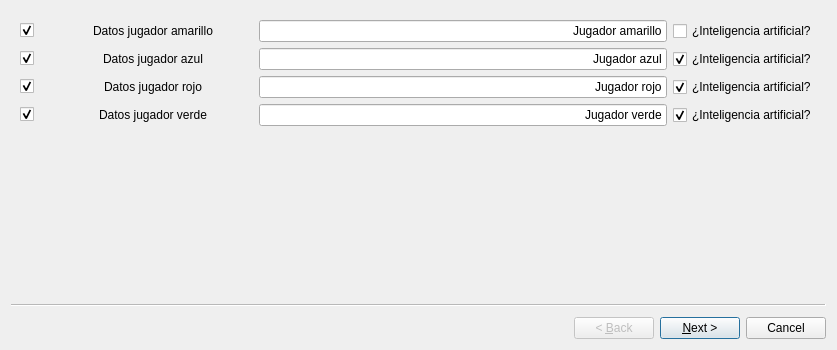
turulomio/glparchis, file ui/frmInitGame.ui: the form before one commit.
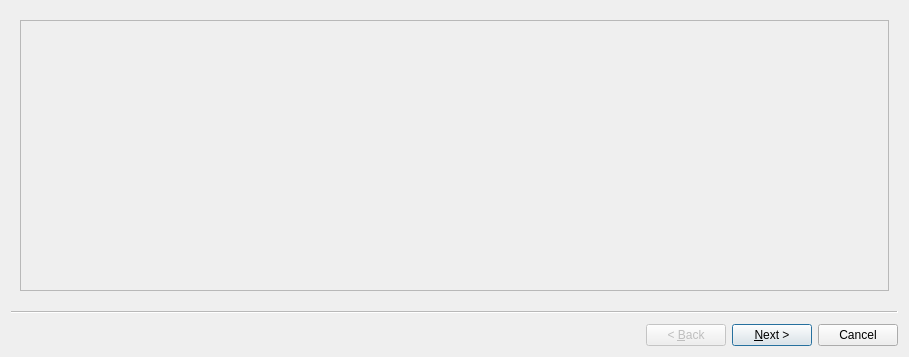
The form after the commit. Icons and pictures are not drawn.

Commit message: Se ha añadido un frmInitGame dinámico

```diff
--- a/ui/frmInitGame.ui
+++ b/ui/frmInitGame.ui
@@ -6,8 +6,8 @@
    <rect>
     <x>0</x>
     <y>0</y>
-    <width>837</width>
-    <height>350</height>
+    <width>909</width>
+    <height>357</height>
    </rect>
   </property>
   <property name="windowTitle">
@@ -29,285 +29,26 @@
   <widget class="QWizardPage" name="wizardPage1">
    <layout class="QHBoxLayout" name="horizontalLayout_11">
     <item>
-     <layout class="QVBoxLayout" name="verticalLayout">
-      <item>
-       <layout class="QHBoxLayout" name="horizontalLayout_5">
+     <widget class="QScrollArea" name="scrollArea">
+      <property name="widgetResizable">
+       <bool>true</bool>
+      </property>
+      <widget class="QWidget" name="scrollAreaWidgetContents">
+       <property name="geometry">
+        <rect>
+         <x>0</x>
+         <y>0</y>
+         <width>887</width>
+         <height>292</height>
+        </rect>
+       </property>
+       <layout class="QVBoxLayout" name="verticalLayout_7">
         <item>
-         <widget class="QCheckBox" name="chkYellowPlays">
-          <property name="text">
-           <string/>
-          </property>
-          <property name="checked">
-           <bool>true</bool>
-          </property>
-         </widget>
+         <layout class="QVBoxLayout" name="scrollPlayer"/>
         </item>
-        <item>
-         <layout class="QHBoxLayout" name="layoutYellow">
-          <item>
-           <widget class="QLabel" name="label">
-            <property name="text">
-             <string/>
-            </property>
-            <property name="pixmap">
-             <pixmap resource="../images/glparchis.qrc">:/glparchis/fichaamarilla.png</pixmap>
-            </property>
-           </widget>
-          </item>
-          <item>
-           <widget class="QLabel" name="label_2">
-            <property name="minimumSize">
-             <size>
-              <width>200</width>
-              <height>0</height>
-             </size>
-            </property>
-            <property name="maximumSize">
-             <size>
-              <width>200</width>
-              <height>16777215</height>
-             </size>
-            </property>
-            <property name="text">
-             <string>Datos jugador amarillo</string>
-            </property>
-            <property name="alignment">
-             <set>Qt::AlignCenter</set>
-            </property>
-           </widget>
-          </item>
-          <item>
-           <widget class="QLineEdit" name="txtYellow">
-            <property name="text">
-             <string>Jugador amarillo</string>
-            </property>
-            <property name="alignment">
-             <set>Qt::AlignRight|Qt::AlignTrailing|Qt::AlignVCenter</set>
-            </property>
-           </widget>
-          </item>
-          <item>
-           <widget class="QCheckBox" name="chkYellow">
-            <property name="text">
-             <string>¿Inteligencia artificial?</string>
-            </property>
-           </widget>
-          </item>
-         </layout>
-        </item>
        </layout>
-      </item>
-      <item>
-       <layout class="QHBoxLayout" name="horizontalLayout_8">
-        <item>
-         <widget class="QCheckBox" name="chkBluePlays">
-          <property name="text">
-           <string/>
-          </property>
-          <property name="checked">
-           <bool>true</bool>
-          </property>
-         </widget>
-        </item>
-        <item>
-         <layout class="QHBoxLayout" name="layoutBlue">
-          <item>
-           <widget class="QLabel" name="label_6">
-            <property name="text">
-             <string/>
-            </property>
-            <property name="pixmap">
-             <pixmap resource="../images/glparchis.qrc">:/glparchis/fichaazul.png</pixmap>
-            </property>
-           </widget>
-          </item>
-          <item>
-           <widget class="QLabel" name="label_3">
-            <property name="minimumSize">
-             <size>
-              <width>200</width>
-              <height>0</height>
-             </size>
-            </property>
-            <property name="maximumSize">
-             <size>
-              <width>200</width>
-              <height>16777215</height>
-             </size>
-            </property>
-            <property name="text">
-             <string>Datos jugador azul</string>
-            </property>
-            <property name="alignment">
-             <set>Qt::AlignCenter</set>
-            </property>
-           </widget>
-          </item>
-          <item>
-           <widget class="QLineEdit" name="txtBlue">
-            <property name="text">
-             <string>Jugador azul</string>
-            </property>
-            <property name="alignment">
-             <set>Qt::AlignRight|Qt::AlignTrailing|Qt::AlignVCenter</set>
-            </property>
-           </widget>
-          </item>
-          <item>
-           <widget class="QCheckBox" name="chkBlue">
-            <property name="text">
-             <string>¿Inteligencia artificial?</string>
-            </property>
-            <property name="checked">
-             <bool>true</bool>
-            </property>
-           </widget>
-          </item>
-         </layout>
-        </item>
-       </layout>
-      </item>
-      <item>
-       <layout class="QHBoxLayout" name="horizontalLayout_9">
-        <item>
-         <widget class="QCheckBox" name="chkRedPlays">
-          <property name="text">
-           <string/>
-          </property>
-          <property name="checked">
-           <bool>true</bool>
-          </property>
-         </widget>
-        </item>
-        <item>
-         <layout class="QHBoxLayout" name="layoutRed">
-          <item>
-           <widget class="QLabel" name="label_7">
-            <property name="text">
-             <string/>
-            </property>
-            <property name="pixmap">
-             <pixmap resource="../images/glparchis.qrc">:/glparchis/ficharoja.png</pixmap>
-            </property>
-           </widget>
-          </item>
-          <item>
-           <widget class="QLabel" name="label_5">
-            <property name="minimumSize">
-             <size>
-              <width>200</width>
-              <height>0</height>
-             </size>
-            </property>
-            <property name="maximumSize">
-             <size>
-              <width>200</width>
-              <height>16777215</height>
-             </size>
-            </property>
-            <property name="text">
-             <string>Datos jugador rojo</string>
-            </property>
-            <property name="alignment">
-             <set>Qt::AlignCenter</set>
-            </property>
-           </widget>
-          </item>
-          <item>
-           <widget class="QLineEdit" name="txtRed">
-            <property name="text">
-             <string>Jugador rojo</string>
-            </property>
-            <property name="alignment">
-             <set>Qt::AlignRight|Qt::AlignTrailing|Qt::AlignVCenter</set>
-            </property>
-           </widget>
-          </item>
-          <item>
-           <widget class="QCheckBox" name="chkRed">
-            <property name="text">
-             <string>¿Inteligencia artificial?</string>
-            </property>
-            <property name="checked">
-             <bool>true</bool>
-            </property>
-           </widget>
-          </item>
-         </layout>
-        </item>
-       </layout>
-      </item>
-      <item>
-       <layout class="QHBoxLayout" name="horizontalLayout_10">
-        <item>
-         <widget class="QCheckBox" name="chkGreenPlays">
-          <property name="text">
-           <string/>
-          </property>
-          <property name="checked">
-           <bool>true</bool>
-          </property>
-         </widget>
-        </item>
-        <item>
-         <layout class="QHBoxLayout" name="layoutGreen">
-          <item>
-           <widget class="QLabel" name="label_8">
-            <property name="text">
-             <string/>
-            </property>
-            <property name="pixmap">
-             <pixmap resource="../images/glparchis.qrc">:/glparchis/fichaverde.png</pixmap>
-            </property>
-           </widget>
-          </item>
-          <item>
-           <widget class="QLabel" name="label_4">
-            <property name="minimumSize">
-             <size>
-              <width>200</width>
-              <height>0</height>
-             </size>
-            </property>
-            <property name="maximumSize">
-             <size>
-              <width>300</width>
-              <height>16777215</height>
-             </size>
-            </property>
-            <property name="text">
-             <string>Datos jugador verde</string>
-            </property>
-            <property name="alignment">
-             <set>Qt::AlignCenter</set>
-            </property>
-           </widget>
-          </item>
-          <item>
-           <widget class="QLineEdit" name="txtGreen">
-            <property name="text">
-             <string>Jugador verde</string>
-            </property>
-            <property name="alignment">
-             <set>Qt::AlignRight|Qt::AlignTrailing|Qt::AlignVCenter</set>
-            </property>
-           </widget>
-          </item>
-          <item>
-           <widget class="QCheckBox" name="chkGreen">
-            <property name="text">
-             <string>¿Inteligencia artificial?</string>
-            </property>
-            <property name="checked">
-             <bool>true</bool>
-            </property>
-           </widget>
-          </item>
-         </layout>
-        </item>
-       </layout>
-      </item>
-     </layout>
+      </widget>
+     </widget>
     </item>
    </layout>
   </widget>
```
Left out of the diff: 400 changed lines with no effect on the pictures. The commit also changes 14 other files.
